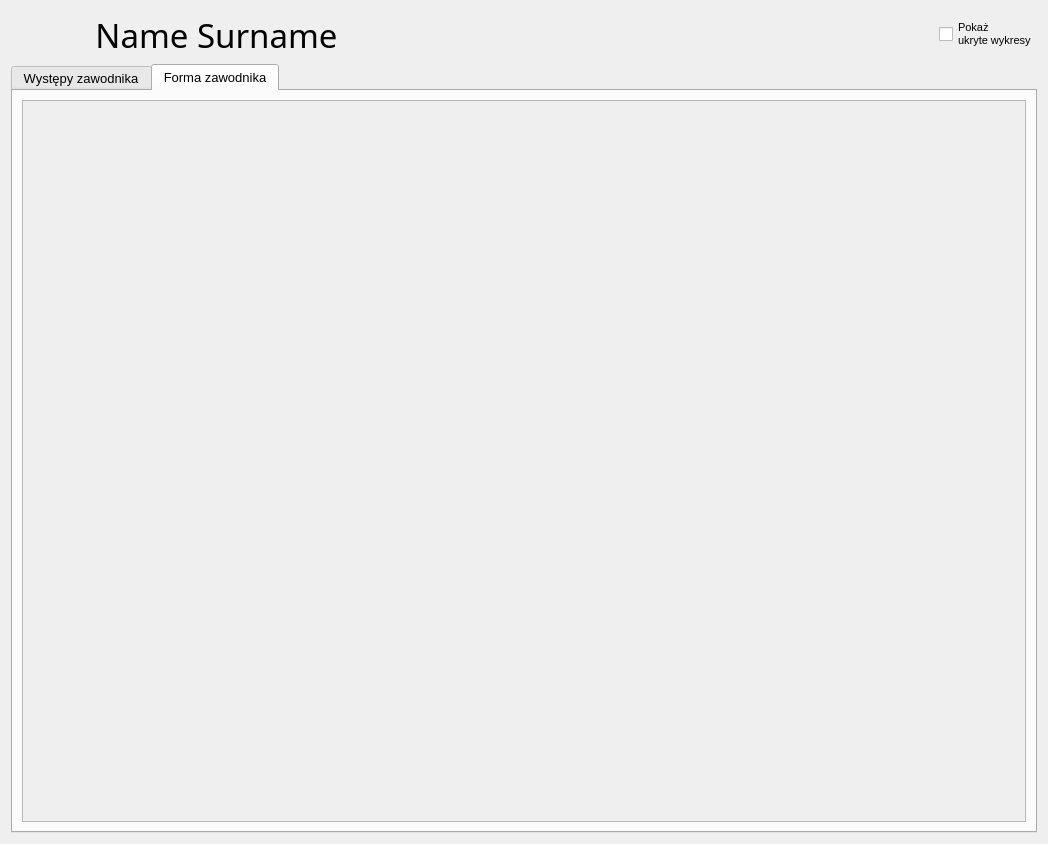
SiekamCebule/sj-sim, file source/UI/Seasons/Stats/JumperStatsWindow.ui: the form before one commit.
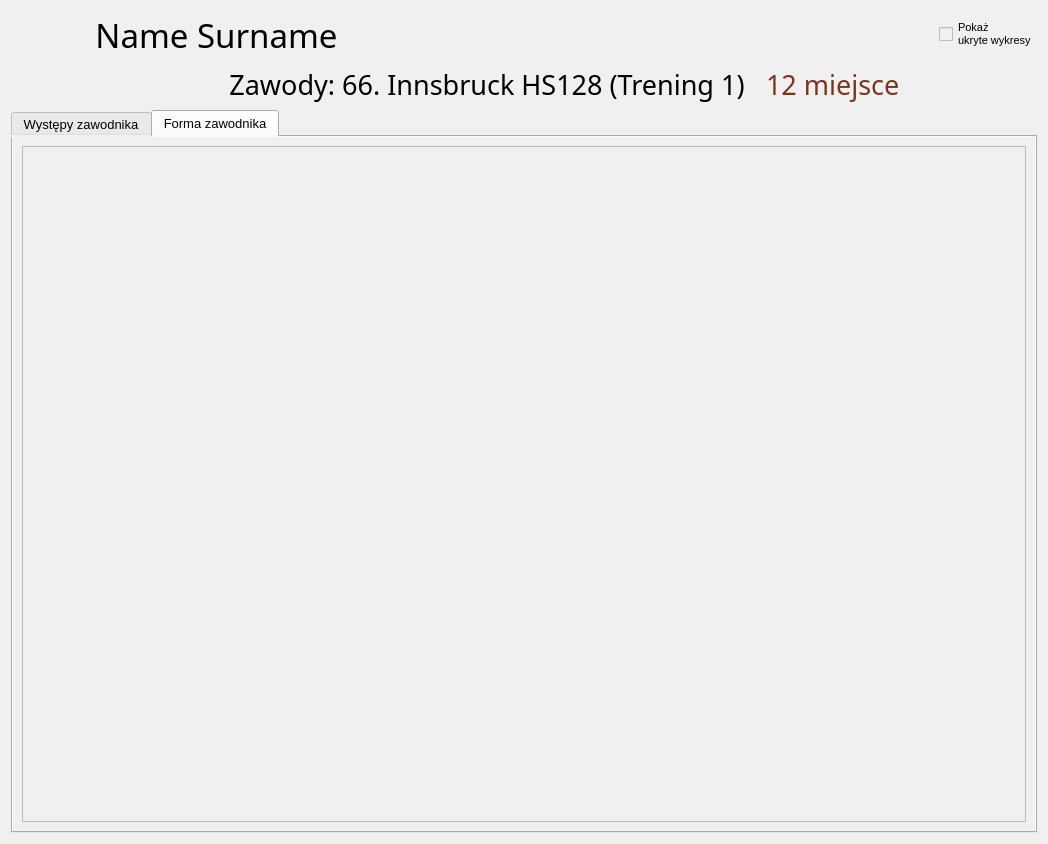
The form after the commit. The open tabs and pages were chosen to show the change.

Commit message: 0.9.1beta3 - Simulation save stats window (50% done) and info about competitions in charts

```diff
--- a/source/UI/Seasons/Stats/JumperStatsWindow.ui
+++ b/source/UI/Seasons/Stats/JumperStatsWindow.ui
@@ -13,6 +13,9 @@
   <property name="windowTitle">
    <string>Dialog</string>
   </property>
+  <property name="styleSheet">
+   <string notr="true">background-color: rgb(240, 240, 240); color: black;</string>
+  </property>
   <layout class="QVBoxLayout" name="verticalLayout_12">
    <item>
     <layout class="QHBoxLayout" name="horizontalLayout" stretch="0,0,0,0,0,0,0,0,0,0,0,0">
@@ -189,6 +192,120 @@
      </item>
     </layout>
    </item>
+   <item>
+    <layout class="QHBoxLayout" name="horizontalLayout_3">
+     <item>
+      <spacer name="horizontalSpacer_7">
+       <property name="orientation">
+        <enum>Qt::Horizontal</enum>
+       </property>
+       <property name="sizeHint" stdset="0">
+        <size>
+         <width>40</width>
+         <height>20</height>
+        </size>
+       </property>
+      </spacer>
+     </item>
+     <item>
+      <widget class="QLabel" name="label_hillFlag">
+       <property name="minimumSize">
+        <size>
+         <width>60</width>
+         <height>40</height>
+        </size>
+       </property>
+       <property name="maximumSize">
+        <size>
+         <width>60</width>
+         <height>40</height>
+        </size>
+       </property>
+       <property name="text">
+        <string>&lt;FLAG&gt;</string>
+       </property>
+      </widget>
+     </item>
+     <item>
+      <spacer name="horizontalSpacer_9">
+       <property name="orientation">
+        <enum>Qt::Horizontal</enum>
+       </property>
+       <property name="sizeType">
+        <enum>QSizePolicy::Maximum</enum>
+       </property>
+       <property name="sizeHint" stdset="0">
+        <size>
+         <width>15</width>
+         <height>20</height>
+        </size>
+       </property>
+      </spacer>
+     </item>
+     <item>
+      <widget class="QLabel" name="label_chartCompetition">
+       <property name="font">
+        <font>
+         <family>Quicksand Medium</family>
+         <pointsize>20</pointsize>
+         <bold>false</bold>
+        </font>
+       </property>
+       <property name="text">
+        <string>Zawody: 66. Innsbruck HS128 (Trening 1)</string>
+       </property>
+       <property name="alignment">
+        <set>Qt::AlignCenter</set>
+       </property>
+      </widget>
+     </item>
+     <item>
+      <spacer name="horizontalSpacer_10">
+       <property name="orientation">
+        <enum>Qt::Horizontal</enum>
+       </property>
+       <property name="sizeType">
+        <enum>QSizePolicy::Maximum</enum>
+       </property>
+       <property name="sizeHint" stdset="0">
+        <size>
+         <width>15</width>
+         <height>20</height>
+        </size>
+       </property>
+      </spacer>
+     </item>
+     <item>
+      <widget class="QLabel" name="label_chartStat">
+       <property name="font">
+        <font>
+         <family>Quicksand</family>
+         <pointsize>20</pointsize>
+        </font>
+       </property>
+       <property name="styleSheet">
+        <string notr="true">color: rgb(124, 52, 28);</string>
+       </property>
+       <property name="text">
+        <string>12 miejsce</string>
+       </property>
+      </widget>
+     </item>
+     <item>
+      <spacer name="horizontalSpacer_8">
+       <property name="orientation">
+        <enum>Qt::Horizontal</enum>
+       </property>
+       <property name="sizeHint" stdset="0">
+        <size>
+         <width>40</width>
+         <height>20</height>
+        </size>
+       </property>
+      </spacer>
+     </item>
+    </layout>
+   </item>
    <item>
     <widget class="QTabWidget" name="tabWidget">
      <property name="font">
@@ -426,7 +543,7 @@
             <x>0</x>
             <y>0</y>
             <width>1006</width>
-            <height>720</height>
+            <height>672</height>
            </rect>
           </property>
           <layout class="QVBoxLayout" name="verticalLayout_7">
```
Left out of the diff: 3 changed lines with no effect on the pictures. The commit also changes 21 other files.
